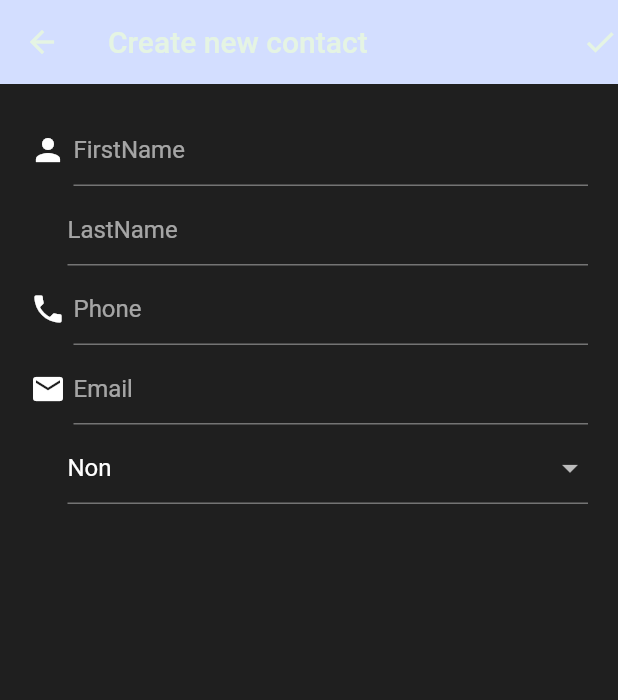
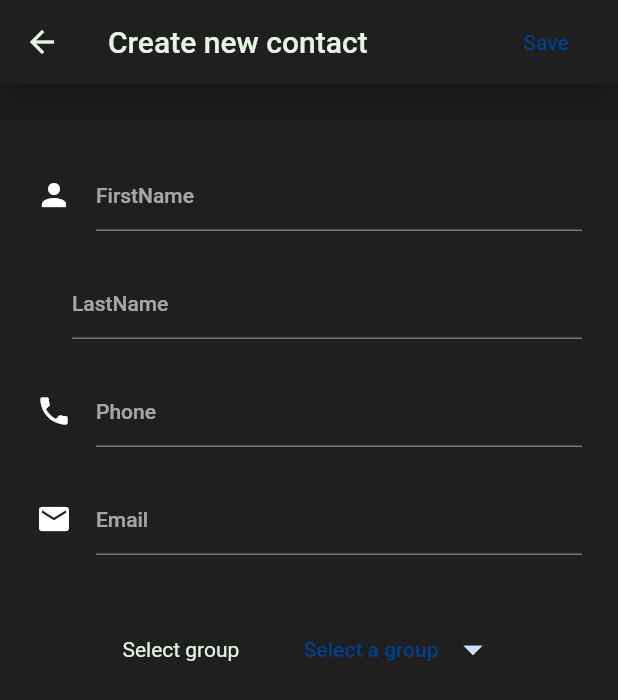
Before and after one commit to De-pitcher/contact_app, a Flutter app: the AddContact screen opened by its route, on a phone screen of 412 x 824 dp. Shown: the top 700 px of the screen. Run offline on Flutter 3.47's test engine with Material 2 defaults, Android fonts, the phone set to English and light mode, and no system bars; our stand-ins replace azlistview, contacts_service, hive, hive_flutter, permission_handler, scrollable_positioned_list; accounts and stored records are empty.

Commit message:
Refactored widgets in AddContact page

```diff
--- a/lib/main.dart
+++ b/lib/main.dart
@@ -25,6 +25,7 @@ class MyApp extends StatelessWidget {
         title: 'Flutter Demo',
         debugShowCheckedModeBanner: false,
         theme: AppTheme.dark(context),
+        // home: const AddContact()
         home: permissionStatus == null
             ? const PermisionChecker()
             : permissionStatus
--- a/lib/screens/add_contact_screen.dart
+++ b/lib/screens/add_contact_screen.dart
@@ -1,7 +1,11 @@
 import 'package:flutter/material.dart';
 import 'package:contact_app/widgets/text_field.dart';
+import 'package:flutter/services.dart';
+import 'package:hive/hive.dart';
 
+import '../data/hive_db.dart';
 import '../models/group.dart';
+import '../utils/app_color.dart';
 
 class AddContact extends StatefulWidget {
   static const id = '/add-contact';
@@ -13,34 +17,65 @@ class AddContact extends StatefulWidget {
 }
 
 class _AddContactState extends State<AddContact> {
-  late TextEditingController _firstNamecontroller;
-  late TextEditingController _lastNameController;
-  late TextEditingController _phoneController;
-  late TextEditingController _emailController;
-  String? dropdownValue = groupString[Group.non];
+  final GlobalKey<FormState> _formKey = GlobalKey<FormState>();
+  var _firstName = '';
+  var _lastName = '';
+  var _number = '';
+  var _email = '';
+  var _isLoading = false;
 
-  @override
-  void initState() {
-    _firstNamecontroller = TextEditingController();
-    _lastNameController = TextEditingController();
-    _phoneController = TextEditingController();
-    _emailController = TextEditingController();
-    super.initState();
+  Group? dropdownValue = Group.non;
+
+
+  void _setDropdownValue(Group value) {
+    setState(() {
+      dropdownValue = value;
+    });
   }
 
-  @override
-  void dispose() {
-    _firstNamecontroller.dispose();
-    _lastNameController.dispose();
-    _phoneController.dispose();
-    _emailController.dispose();
-    super.dispose();
+  void _onCreate() async {
+    if (_formKey.currentState!.validate()) {
+      setState(() {
+        _isLoading = true;
+      });
+      await HiveDb(Hive)
+          .createContact(
+            '$_firstName $_lastName',
+            _number,
+            _email,
+            dropdownValue!,
+          )
+          .then((value) => Navigator.of(context).pop());
+      setState(() {
+        _isLoading = false;
+      });
+    }
+  }
+
+  String? _errorText(String text, [bool? isPhone]) {
+    if (text.isEmpty) {
+      return 'Can\'t be empty';
+    }
+    if (text.length < 4) {
+      return 'Too short';
+    }
+    if (isPhone != null && isPhone) {
+      if (int.tryParse(text) == null) {
+        return 'Not a valid number';
+      }
+      if (text.length < 11) {
+        return 'Too short';
+      }
+    }
+    return null;
   }
 
   @override
   Widget build(BuildContext context) {
     return Scaffold(
       appBar: AppBar(
+        backgroundColor: Theme.of(context).scaffoldBackgroundColor,
+        elevation: 10,
         leading: IconButton(
           icon: const Icon(Icons.arrow_back),
           onPressed: () {
@@ -48,93 +83,136 @@ class _AddContactState extends State<AddContact> {
           },
         ),
         title: const Text('Create new contact'),
-        actions: const [Icon(Icons.check)],
+        actions: [
+          Padding(
+            padding: const EdgeInsets.only(right: 16.0),
+            child: TextButton(
+              onPressed: _onCreate,
+              style: TextButton.styleFrom(foregroundColor: AppColor.primary),
+              child: _isLoading
+                  ? CircularProgressIndicator(
+                      color: Theme.of(context).scaffoldBackgroundColor,
+                    )
+                  : const Text('Save'),
+            ),
+          )
+        ],
       ),
       body: Container(
-        padding: const EdgeInsets.all(20.0),
+        padding: const EdgeInsets.symmetric(horizontal: 24),
+        child: Form(
+          key: _formKey,
           child: Column(
             children: [
+              const SizedBox(height: 50),
+              Textfield(
+                hint: 'FirstName',
+                icon: Icons.person,
+                keyboardType: TextInputType.name,
+                validator: (val) => _errorText(val!),    onChanged: (value) {
+                  setState(() {
+                    _firstName = value;
+                  });
+                },
+              ),
+              const SizedBox(
+                height: 24,
+              ),
+              Textfield(
+                hint: 'LastName',
+                validator: (val) => _errorText(val!),    onChanged: (value) {
+                  setState(() {
+                    _lastName = value;
+                  });
+                },
+              ),
+              const SizedBox(
+                height: 24,
+              ),
+              Textfield(
+                hint: 'Phone',
+                icon: Icons.phone,
+                keyboardType: TextInputType.phone,
+                validator: (val) => _errorText(val!),
+                inputFormatters: <TextInputFormatter>[
+                  FilteringTextInputFormatter.digitsOnly
+                ],    onChanged: (value) {
+                  setState(() {
+                    _number = value;
+                  });
+                },
+              ),
+              const SizedBox(
+                height: 24,
+              ),
+              Textfield(
+                hint: 'Email',
+                icon: Icons.email,
+                keyboardType: TextInputType.emailAddress,
+                validator: (val) => _errorText(val!),
+                onChanged: (value) {
+                  setState(() {
+                    _email = value;
+                  });
+                },
+              ),
+              const SizedBox(
+                height: 48,
+              ),
               Row(
+                mainAxisAlignment: MainAxisAlignment.center,
                 children: [
-                const Icon(Icons.person),
-                const SizedBox(
-                  width: 5,
+                  const Text('Select group'),
+                  const SizedBox(width: 18),
+                  Padding(
+                    padding: const EdgeInsets.only(left: 25),
+                    child: PopupMenuButton<Group>(
+                      initialValue: dropdownValue,
+                      itemBuilder: (_) => const [
+                        PopupMenuItem(
+                          value: Group.family,
+                          child: Text('Family'),
                         ),
-                Expanded(
-                  child: Textfield(
-                    hint: 'FirstName',
-                    controller: _firstNamecontroller,
+                        PopupMenuItem(
+                          value: Group.favorite,
+                          child: Text('Favorite'),
+                        ),
+                        PopupMenuItem(
+                          value: Group.custom,
+                          child: Text('Custom'),
+                        ),
+                        PopupMenuItem(
+                          value: Group.non,
+                          child: Text('Non'),
+                        ),
+                      ],
+                      onSelected: _setDropdownValue,
+                      child: Row(
+                        children: [
+                          Text(
+                            dropdownValue == Group.non
+                                ? 'Select a group'
+                                : dropdownValue!.name.toUpperCase(),
+                            style: Theme.of(context)
+                                .textTheme
+                                .bodyLarge!
+                                .copyWith(color: AppColor.primary),
+                          ),
+                          const SizedBox(width: 8),
+                          Icon(
+                            Icons.arrow_drop_down,
+                            color:
+                                Theme.of(context).appBarTheme.backgroundColor,
+                            size: 30,
+                          ),
+                        ],
+                      ),
                     ),
                   ),
                 ],
               ),
-            const SizedBox(
-              height: 5,
-            ),
-            Padding(
-              padding: const EdgeInsets.only(left: 25),
-              child: Textfield(
-                hint: 'LastName',
-                controller: _lastNameController,
-              ),
-            ),
-            const SizedBox(
-              height: 5,
-            ),
-            Row(
-              children: [
-                const Icon(Icons.phone),
-                const SizedBox(
-                  width: 5,
-                ),
-                Expanded(
-                  child: phoneTextField(
-                    hint: 'Phone',
-                    controller: _phoneController,
-                  ),
-                ),
             ],
           ),
-            const SizedBox(
-              height: 5,
-            ),
-            Row(
-              children: [
-                const Icon(Icons.mail),
-                const SizedBox(
-                  width: 5,
-                ),
-                Expanded(
-                  child: Textfield(
-                    hint: 'Email',
-                    controller: _emailController,
-                  ),
-                ),
-              ],
-            ),
-            const SizedBox(
-              height: 5,
-            ),
-            Padding(
-              padding: const EdgeInsets.only(left: 25),
-              child: DropdownButtonFormField(
-                hint: const Text('select group'),
-                value: dropdownValue,
-                onChanged: (String? newValue) {
-                  setState(() {
-                    dropdownValue = newValue!;
-                  });
-                },
-                items: groupString.values
-                    .map<DropdownMenuItem<String>>((String value) {
-                  return DropdownMenuItem<String>(
-                    value: value,
-                    child: Text(value),
-                  );
-                }).toList(),
-              ),
-            ),
-          ],
         ),
       ),
     );
--- a/lib/widgets/text_field.dart
+++ b/lib/widgets/text_field.dart
@@ -1,46 +1,54 @@
-// ignore_for_file: public_member_api_docs, sort_constructors_first
 import 'package:flutter/material.dart';
 import 'package:flutter/services.dart';
 
 class Textfield extends StatelessWidget {
-  final TextEditingController controller;
   final String hint;
+  final String? errorText;
+  final IconData? icon;
+  final Function(String)? onChanged;
+  final TextInputType? keyboardType;
+  final TextEditingController? controller;
+  final String? Function(String?)? validator;
+  final List<TextInputFormatter>? inputFormatters;
   const Textfield({
     Key? key,
-    required this.controller,
     required this.hint,
+    this.controller,
+    this.onChanged,
+    this.inputFormatters,
+    this.icon,
+    this.errorText,
+    this.validator,
+    this.keyboardType,
   }) : super(key: key);
 
   @override
   Widget build(BuildContext context) {
-    return TextField(
-      decoration: InputDecoration(hintText: hint),
-      controller: controller,
+    return Row(
+      children: [
+        Icon(icon),
+        SizedBox(
+          width: icon != null ? 16 : 0,
+        ),
+        Expanded(
+          child: TextFormField(
+            keyboardType: keyboardType,
+            onChanged: onChanged,
+            validator: validator,
+            inputFormatters: inputFormatters,
+            maxLength: 11,
+            style: Theme.of(context)
+                .textTheme
+                .bodyLarge!
+                .copyWith(color: Theme.of(context).appBarTheme.foregroundColor),
+            decoration: InputDecoration(
+              hintText: hint,
+              counterText: '',
+              errorText: errorText,
+            ),
+          ),
+        ),
+      ],
     );
   }
 }
-
-// ignore: camel_case_types
-class phoneTextField extends StatelessWidget {
-  final String hint;
-  const phoneTextField({
-    Key? key,
-    required this.hint,
-    required TextEditingController controller,
-  }) : super(key: key);
-
-  @override
-  Widget build(BuildContext context) {
-    return TextField(
-      keyboardType: TextInputType.number,
-      inputFormatters: <TextInputFormatter>[
-        FilteringTextInputFormatter.digitsOnly
-      ],
-      maxLength: 11,
-      decoration: InputDecoration(
-        hintText: hint,
-        counterText: '',
-      ),
-    );
-  }
-}
--- a/pubspec.yaml
+++ b/pubspec.yaml
@@ -48,6 +48,8 @@ dependencies:
   scrollable_positioned_list: ^0.2.3
   hive_test: ^1.0.1
   mockito: ^5.4.0
+  riverpod: ^2.3.6
+  flutter_riverpod: ^2.3.6
 
 dev_dependencies:
   flutter_test:
```
Also changed, not shown: lib/widgets/alphabetic_scroll_page.dart (+22 -16 lines), pubspec.lock, 2 other files. Lines whose indentation alone changed are shown as unchanged.
